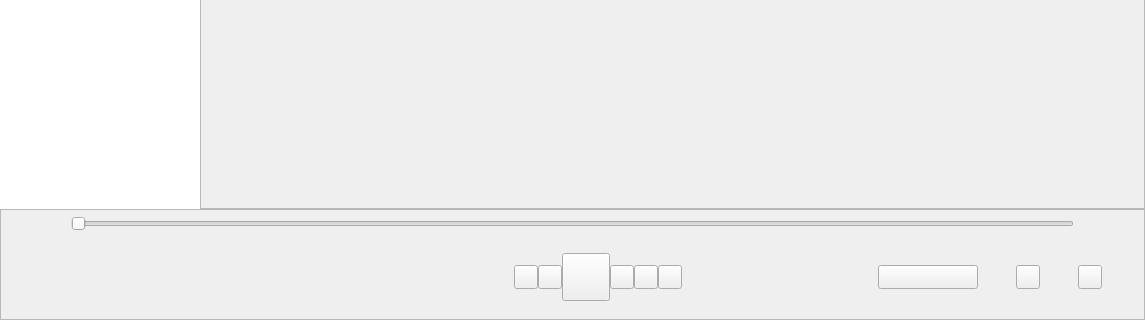
Before: the Qt Designer form src/xamp/xamp.ui in billlin0904/xamp2, drawn with Qt 5; both pictures show x 0 to 1145 and y 338 to 658 of the 1145 by 658 pixel window.
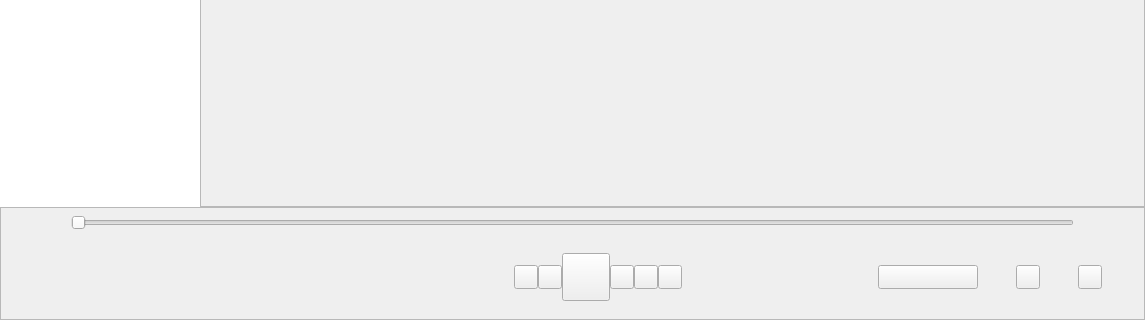
After: the same form once the commit is applied. Custom widgets are drawn as their Qt base class.

```diff
--- a/src/xamp/xamp.ui
+++ b/src/xamp/xamp.ui
@@ -558,7 +558,7 @@
      <property name="frameShadow">
       <enum>QFrame::Raised</enum>
      </property>
-     <layout class="QVBoxLayout" name="verticalLayout_5">
+     <layout class="QVBoxLayout" name="verticalLayout_5" stretch="0,0">
       <property name="leftMargin">
        <number>4</number>
       </property>
@@ -584,13 +584,13 @@
           <property name="minimumSize">
            <size>
             <width>60</width>
-            <height>14</height>
+            <height>16</height>
            </size>
           </property>
           <property name="maximumSize">
            <size>
             <width>16777215</width>
-            <height>10</height>
+            <height>16</height>
            </size>
           </property>
           <property name="text">
@@ -612,7 +612,7 @@
           <property name="maximumSize">
            <size>
             <width>16777215</width>
-            <height>14</height>
+            <height>16</height>
            </size>
           </property>
           <property name="orientation">
@@ -625,13 +625,13 @@
           <property name="minimumSize">
            <size>
             <width>60</width>
-            <height>14</height>
+            <height>16</height>
            </size>
           </property>
           <property name="maximumSize">
            <size>
             <width>16777215</width>
-            <height>10</height>
+            <height>16</height>
            </size>
           </property>
           <property name="text">
```
